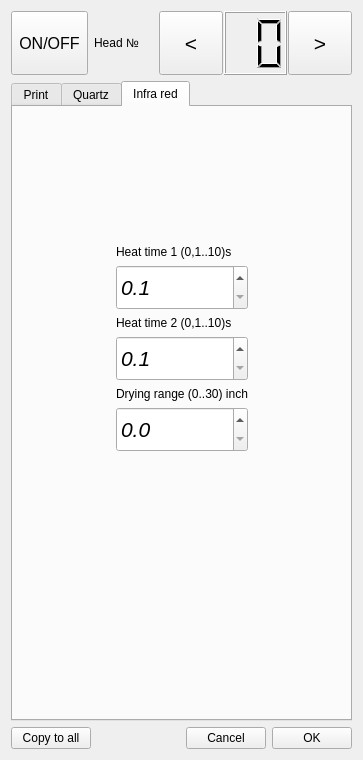
Qt form headsettingdialog.ui (mishkoLitvin/L_Aries-progect) before a commit.
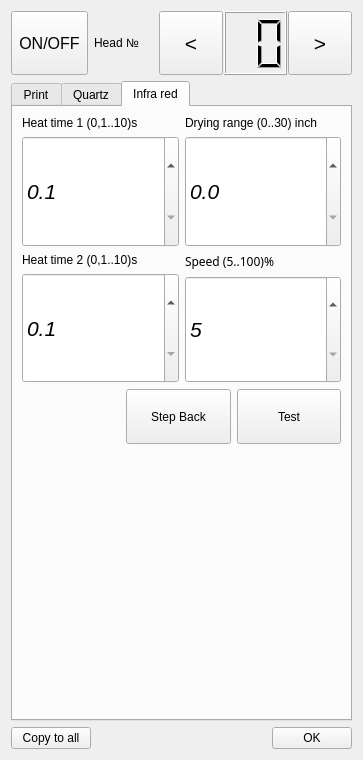
The same form after that commit. The open tabs and pages were chosen to show the change. Icons and pictures are not drawn.

Patch:
```diff
--- a/headsettingdialog.ui
+++ b/headsettingdialog.ui
@@ -162,6 +162,57 @@
      </item>
     </layout>
    </item>
+   <item row="2" column="0">
+    <layout class="QHBoxLayout" name="horizontalLayout_7">
+     <item>
+      <widget class="QPushButton" name="pushButtonCopyToAll">
+       <property name="text">
+        <string>Copy to all</string>
+       </property>
+       <property name="icon">
+        <iconset>
+         <normaloff>:/new/icons/icons/copy.png</normaloff>:/new/icons/icons/copy.png</iconset>
+       </property>
+       <property name="iconSize">
+        <size>
+         <width>40</width>
+         <height>40</height>
+        </size>
+       </property>
+      </widget>
+     </item>
+     <item>
+      <spacer name="horizontalSpacer_7">
+       <property name="orientation">
+        <enum>Qt::Horizontal</enum>
+       </property>
+       <property name="sizeHint" stdset="0">
+        <size>
+         <width>40</width>
+         <height>20</height>
+        </size>
+       </property>
+      </spacer>
+     </item>
+     <item>
+      <widget class="QPushButton" name="pushButtonOK">
+       <property name="text">
+        <string>OK</string>
+       </property>
+       <property name="icon">
+        <iconset>
+         <normaloff>:/new/icons/icons/check.png</normaloff>:/new/icons/icons/check.png</iconset>
+       </property>
+       <property name="iconSize">
+        <size>
+         <width>40</width>
+         <height>40</height>
+        </size>
+       </property>
+      </widget>
+     </item>
+    </layout>
+   </item>
    <item row="1" column="0">
     <widget class="QTabWidget" name="tabWidget">
      <property name="tabPosition">
@@ -171,7 +222,7 @@
       <enum>QTabWidget::Rounded</enum>
      </property>
      <property name="currentIndex">
-      <number>1</number>
+      <number>0</number>
      </property>
      <property name="iconSize">
       <size>
@@ -752,6 +803,9 @@
                <height>30</height>
               </size>
              </property>
+             <property name="checkable">
+              <bool>true</bool>
+             </property>
              <property name="toolButtonStyle">
               <enum>Qt::ToolButtonTextUnderIcon</enum>
              </property>
@@ -1191,6 +1245,18 @@
          <item>
           <widget class="QWidget" name="widgetQuartzWithoutTempSensor" native="true">
            <layout class="QGridLayout" name="gridLayout_3">
+            <property name="leftMargin">
+             <number>0</number>
+            </property>
+            <property name="topMargin">
+             <number>0</number>
+            </property>
+            <property name="rightMargin">
+             <number>0</number>
+            </property>
+            <property name="bottomMargin">
+             <number>0</number>
+            </property>
             <item row="0" column="0">
              <layout class="QVBoxLayout" name="verticalLayout_11" stretch="1,10">
               <item>
@@ -1404,6 +1470,18 @@
          <item>
           <widget class="QWidget" name="widgetQuartzWithTempSensor" native="true">
            <layout class="QGridLayout" name="gridLayout">
+            <property name="leftMargin">
+             <number>0</number>
+            </property>
+            <property name="topMargin">
+             <number>0</number>
+            </property>
+            <property name="rightMargin">
+             <number>0</number>
+            </property>
+            <property name="bottomMargin">
+             <number>0</number>
+            </property>
             <item row="0" column="0">
              <layout class="QVBoxLayout" name="verticalLayout_30" stretch="1,10">
               <item>
@@ -1635,6 +1713,9 @@
              <height>42</height>
             </size>
            </property>
+           <property name="checkable">
+            <bool>true</bool>
+           </property>
            <property name="toolButtonStyle">
             <enum>Qt::ToolButtonTextUnderIcon</enum>
            </property>
@@ -1822,36 +1903,12 @@
       <attribute name="title">
        <string>Infra red</string>
       </attribute>
+      <layout class="QGridLayout" name="gridLayout_4">
+       <item row="0" column="0">
+        <layout class="QVBoxLayout" name="verticalLayout_34">
+         <item>
       <layout class="QHBoxLayout" name="horizontalLayout_3">
        <item>
-        <spacer name="horizontalSpacer_3">
-         <property name="orientation">
-          <enum>Qt::Horizontal</enum>
-         </property>
-         <property name="sizeHint" stdset="0">
-          <size>
-           <width>59</width>
-           <height>20</height>
-          </size>
-         </property>
-        </spacer>
-       </item>
-       <item>
-        <layout class="QVBoxLayout" name="verticalLayout_19" stretch="1,1,2">
-         <item>
-          <spacer name="verticalSpacer_8">
-           <property name="orientation">
-            <enum>Qt::Vertical</enum>
-           </property>
-           <property name="sizeHint" stdset="0">
-            <size>
-             <width>20</width>
-             <height>40</height>
-            </size>
-           </property>
-          </spacer>
-         </item>
-         <item>
           <layout class="QVBoxLayout" name="verticalLayout_14">
            <item>
             <layout class="QVBoxLayout" name="verticalLayout_15" stretch="1,10">
@@ -1865,7 +1922,7 @@
              <item>
               <widget class="QDoubleSpinBox" name="dSpinBoxHeatTime1IR">
                <property name="sizePolicy">
-                <sizepolicy hsizetype="Minimum" vsizetype="Minimum">
+                  <sizepolicy hsizetype="Minimum" vsizetype="Expanding">
                  <horstretch>0</horstretch>
                  <verstretch>0</verstretch>
                 </sizepolicy>
@@ -1937,19 +1994,10 @@
              </item>
             </layout>
            </item>
-           <item>
-            <spacer name="verticalSpacer_4">
-             <property name="orientation">
-              <enum>Qt::Vertical</enum>
-             </property>
-             <property name="sizeHint" stdset="0">
-              <size>
-               <width>20</width>
-               <height>40</height>
-              </size>
-             </property>
-            </spacer>
+            </layout>
            </item>
+           <item>
+            <layout class="QVBoxLayout" name="verticalLayout_19" stretch="0,0">
            <item>
             <layout class="QVBoxLayout" name="verticalLayout_17" stretch="1,10">
              <item>
@@ -1989,10 +2037,136 @@
              </item>
             </layout>
            </item>
-          </layout>
-         </item>
+             <item>
+              <layout class="QVBoxLayout" name="verticalLayout_9" stretch="1,10">
+               <item>
+                <widget class="QLabel" name="labelSP1IR">
+                 <property name="font">
+                  <font>
+                   <family>Noto Sans</family>
+                   <pointsize>9</pointsize>
+                  </font>
+                 </property>
+                 <property name="text">
+                  <string>Speed (5..100)%</string>
+                 </property>
+                </widget>
+               </item>
+               <item>
+                <widget class="QDoubleSpinBox" name="spinBoxSpeedIR">
+                 <property name="sizePolicy">
+                  <sizepolicy hsizetype="Minimum" vsizetype="Minimum">
+                   <horstretch>0</horstretch>
+                   <verstretch>0</verstretch>
+                  </sizepolicy>
+                 </property>
+                 <property name="minimumSize">
+                  <size>
+                   <width>0</width>
+                   <height>45</height>
+                  </size>
+                 </property>
+                 <property name="font">
+                  <font>
+                   <pointsize>16</pointsize>
+                   <italic>true</italic>
+                  </font>
+                 </property>
+                 <property name="decimals">
+                  <number>0</number>
+                 </property>
+                 <property name="minimum">
+                  <double>5.000000000000000</double>
+                 </property>
+                 <property name="maximum">
+                  <double>100.000000000000000</double>
+                 </property>
+                </widget>
+               </item>
+              </layout>
+             </item>
+            </layout>
+           </item>
+          </layout>
+         </item>
          <item>
-          <spacer name="verticalSpacer_7">
+          <layout class="QHBoxLayout" name="horizontalLayout_9">
+           <item>
+            <spacer name="horizontalSpacer">
+             <property name="orientation">
+              <enum>Qt::Horizontal</enum>
+             </property>
+             <property name="sizeHint" stdset="0">
+              <size>
+               <width>40</width>
+               <height>20</height>
+              </size>
+             </property>
+            </spacer>
+           </item>
+           <item>
+            <widget class="QToolButton" name="toolButtonIRStepBack">
+             <property name="sizePolicy">
+              <sizepolicy hsizetype="Expanding" vsizetype="Minimum">
+               <horstretch>0</horstretch>
+               <verstretch>0</verstretch>
+              </sizepolicy>
+             </property>
+             <property name="minimumSize">
+              <size>
+               <width>50</width>
+               <height>55</height>
+              </size>
+             </property>
+             <property name="text">
+              <string>Step Back</string>
+             </property>
+             <property name="iconSize">
+              <size>
+               <width>42</width>
+               <height>42</height>
+              </size>
+             </property>
+             <property name="checkable">
+              <bool>true</bool>
+             </property>
+             <property name="toolButtonStyle">
+              <enum>Qt::ToolButtonTextUnderIcon</enum>
+             </property>
+            </widget>
+           </item>
+           <item>
+            <widget class="QToolButton" name="toolButtonIRTest">
+             <property name="sizePolicy">
+              <sizepolicy hsizetype="Expanding" vsizetype="Minimum">
+               <horstretch>0</horstretch>
+               <verstretch>0</verstretch>
+              </sizepolicy>
+             </property>
+             <property name="minimumSize">
+              <size>
+               <width>50</width>
+               <height>55</height>
+              </size>
+             </property>
+             <property name="text">
+              <string>Test</string>
+             </property>
+             <property name="iconSize">
+              <size>
+               <width>42</width>
+               <height>42</height>
+              </size>
+             </property>
+             <property name="toolButtonStyle">
+              <enum>Qt::ToolButtonTextUnderIcon</enum>
+             </property>
+            </widget>
+           </item>
+          </layout>
+         </item>
+         <item>
+          <spacer name="verticalSpacer_4">
            <property name="orientation">
             <enum>Qt::Vertical</enum>
            </property>
@@ -2006,91 +2180,10 @@
          </item>
         </layout>
        </item>
-       <item>
-        <spacer name="horizontalSpacer_4">
-         <property name="orientation">
-          <enum>Qt::Horizontal</enum>
-         </property>
-         <property name="sizeHint" stdset="0">
-          <size>
-           <width>59</width>
-           <height>20</height>
-          </size>
-         </property>
-        </spacer>
-       </item>
       </layout>
      </widget>
     </widget>
    </item>
-   <item row="2" column="0">
-    <layout class="QHBoxLayout" name="horizontalLayout_7">
-     <item>
-      <widget class="QPushButton" name="pushButtonCopyToAll">
-       <property name="text">
-        <string>Copy to all</string>
-       </property>
-       <property name="icon">
-        <iconset>
-         <normaloff>:/new/icons/icons/copy.png</normaloff>:/new/icons/icons/copy.png</iconset>
-       </property>
-       <property name="iconSize">
-        <size>
-         <width>40</width>
-         <height>40</height>
-        </size>
-       </property>
-      </widget>
-     </item>
-     <item>
-      <spacer name="horizontalSpacer_7">
-       <property name="orientation">
-        <enum>Qt::Horizontal</enum>
-       </property>
-       <property name="sizeHint" stdset="0">
-        <size>
-         <width>40</width>
-         <height>20</height>
-        </size>
-       </property>
-      </spacer>
-     </item>
-     <item>
-      <widget class="QPushButton" name="pushButtonCancel">
-       <property name="text">
-        <string>Cancel</string>
-       </property>
-       <property name="icon">
-        <iconset>
-         <normaloff>:/new/icons/icons/multip.png</normaloff>:/new/icons/icons/multip.png</iconset>
-       </property>
-       <property name="iconSize">
-        <size>
-         <width>40</width>
-         <height>40</height>
-        </size>
-       </property>
-      </widget>
-     </item>
-     <item>
-      <widget class="QPushButton" name="pushButtonOK">
-       <property name="text">
-        <string>OK</string>
-       </property>
-       <property name="icon">
-        <iconset>
-         <normaloff>:/new/icons/icons/check.png</normaloff>:/new/icons/icons/check.png</iconset>
-       </property>
-       <property name="iconSize">
-        <size>
-         <width>40</width>
-         <height>40</height>
-        </size>
-       </property>
-      </widget>
-     </item>
-    </layout>
-   </item>
   </layout>
  </widget>
  <resources>
```
Lines whose indentation alone changed are shown as unchanged.
